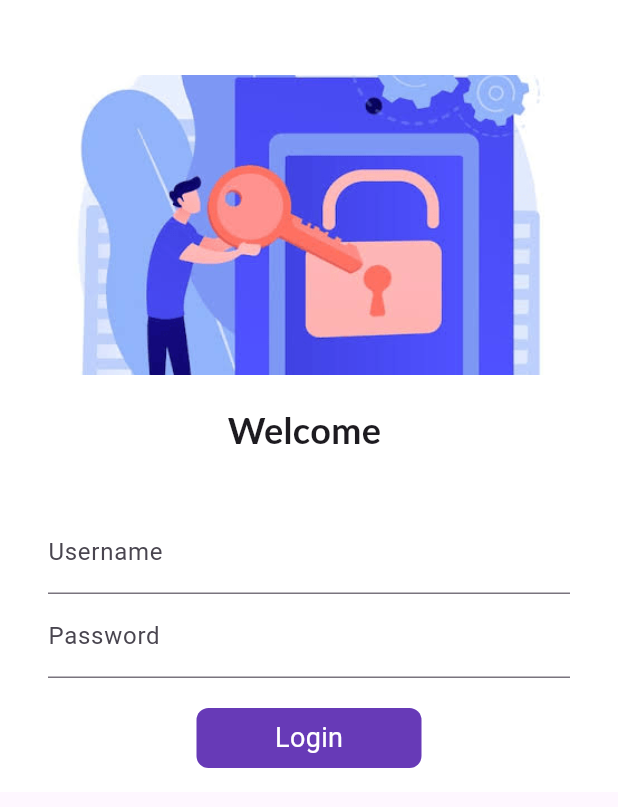
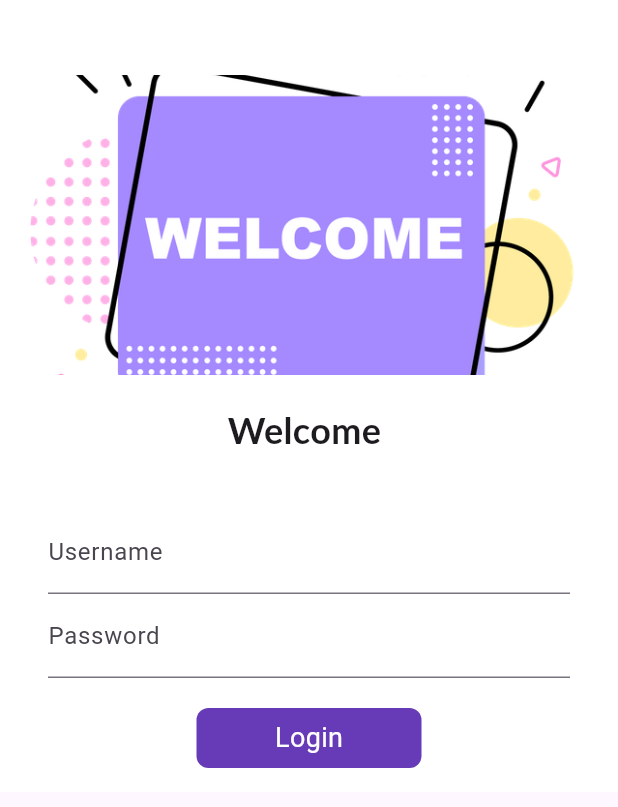
Before and after one commit to Mudasir-Rahman/codepure_code, a Flutter app: the screen it shows after launch, on a phone screen of 412 x 824 dp. Shown: the top 807 px of the screen. Run offline on Flutter 3.47's test engine with Material 3 defaults, Android fonts, the phone set to English and light mode, and no system bars; Roboto replaces fonts that are missing (Lato).

Commit message:
day 3 update

```diff
--- a/lib/pages/login_page.dart
+++ b/lib/pages/login_page.dart
@@ -22,7 +22,7 @@ class _LoginPageState extends State<LoginPage> {
               Padding(
                 padding: EdgeInsets.only(top: 50.0),
                 child: Image.asset(
-                  "assets/image/login.png",
+                  "assets/image/welcome.jpg",
                   height: 200,
                   width: double.infinity,
                   fit: BoxFit.cover,
--- a/pubspec.yaml
+++ b/pubspec.yaml
@@ -60,6 +60,7 @@ flutter:
   # To add assets to your application, add an assets section, like this:
   assets:
     - assets/image/login.png
+    - assets/image/welcome.jpg
 
   # An image asset can refer to one or more resolution-specific "variants", see
   # https://flutter.dev/to/resolution-aware-images
```
Also changed, not shown: assets/image/welcome.jpg (added).
